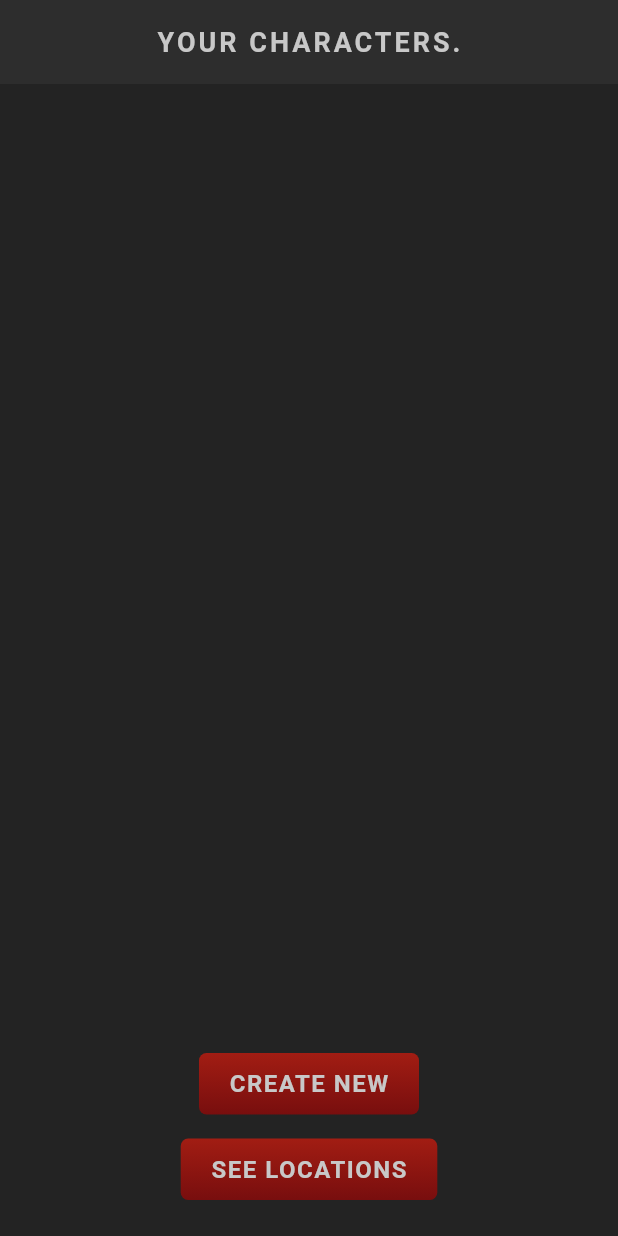
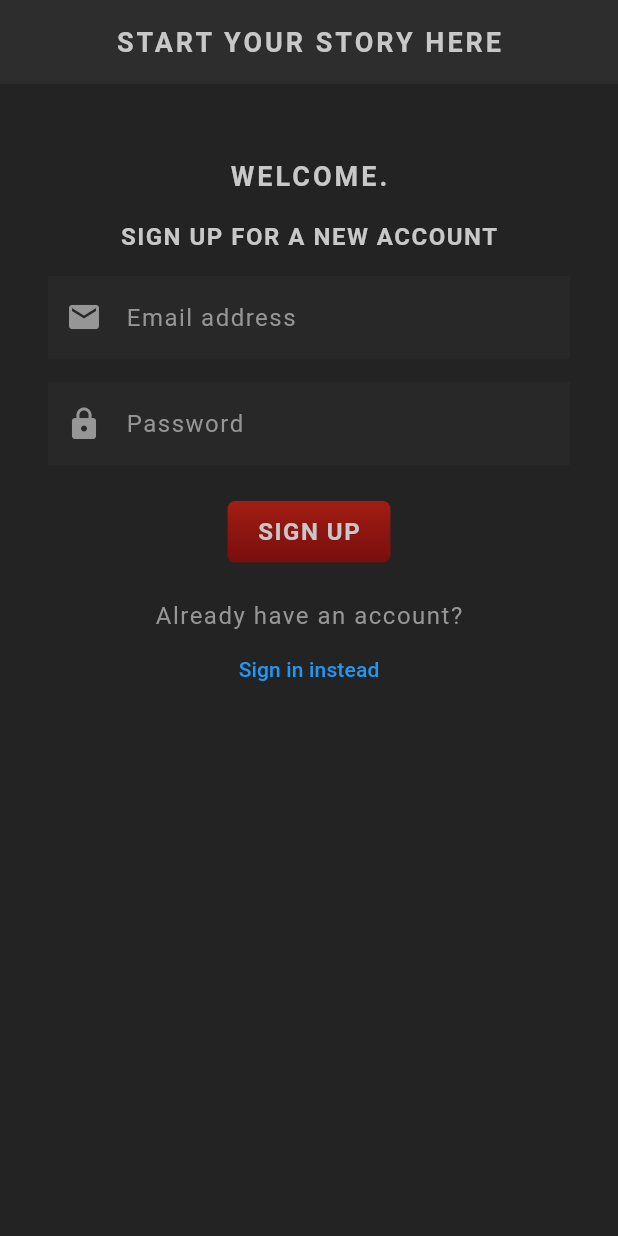
Before and after one commit to haianhng31/characters-managements, a Flutter app: the screen it shows after launch, on a phone screen of 412 x 824 dp. Run offline on Flutter 3.47's test engine with Material 3 defaults, Android fonts, the phone set to English and light mode, and no system bars; our stand-ins replace cloud_firestore, firebase_auth, firebase_core, flutter_dotenv, google_fonts, google_maps_flutter and 1 more; missing offline and left inert: clippy_flutter, custom_info_window, dart_openai, flutter_polyline_points; accounts and stored records are empty; Roboto replaces fonts that are missing (Kanit).

Commit message:
create login signup

```diff
--- a/lib/main.dart
+++ b/lib/main.dart
@@ -1,6 +1,7 @@
 import 'package:dart_openai/dart_openai.dart';
 import 'package:flutter/material.dart';
 import 'package:flutter_rpg/screens/home/home.dart';
+import 'package:flutter_rpg/screens/welcome/welcome.dart';
 import 'package:flutter_rpg/services/character_store.dart';
 import 'package:flutter_rpg/services/marker_store.dart';
 import 'package:flutter_rpg/shared/styled_button.dart';
@@ -37,7 +38,7 @@ void main() async {
     ],
     child: MaterialApp(
       theme: primaryTheme,
-      home: const Home()
+      home: const WelcomeScreen()
     ),
     ),
   );
--- /dev/null
+++ b/lib/models/app_user.dart
@@ -0,0 +1,11 @@
+class AppUser {
+  AppUser({
+    required this.uid,
+    required this.email,
+    // required this.username,
+  });
+
+  final String uid;
+  final String email;
+  // final String username;
+}
--- /dev/null
+++ b/lib/screens/welcome/sign_up.dart
@@ -0,0 +1,113 @@
+import 'package:flutter/material.dart';
+import 'package:flutter_rpg/services/auth_service.dart';
+import 'package:flutter_rpg/shared/styled_button.dart';
+import 'package:flutter_rpg/shared/styled_text.dart';
+import 'package:flutter_rpg/theme.dart';
+import 'package:google_fonts/google_fonts.dart';
+
+class SignUpForm extends StatefulWidget {
+  const SignUpForm({super.key});
+
+  @override
+  State<SignUpForm> createState() => _SignUpFormState();
+}
+
+class _SignUpFormState extends State<SignUpForm> {
+  final GlobalKey<FormState> _formKey = GlobalKey<FormState>();
+  // final TextEditingController _usernameController = TextEditingController();
+  final TextEditingController _emailController = TextEditingController();
+  final TextEditingController _passwordController = TextEditingController();
+
+
+  @override
+  Widget build(BuildContext context) {
+    return Padding(
+      padding: const EdgeInsets.all(16),
+      child: Form(
+        key: _formKey,
+        child: Column(
+          crossAxisAlignment: CrossAxisAlignment.stretch,
+          children: [
+            // intro text
+            const Center(child: StyledHeading("Sign up for a new account")),
+            const SizedBox(height: 16),
+
+            // username
+            // TextFormField(
+            //   controller: _usernameController,
+            //   keyboardType: TextInputType.text,
+            //   style: GoogleFonts.kanit( textStyle: Theme.of(context).textTheme.bodyMedium),
+            //   cursorColor: AppColors.textColor,
+            //   decoration: const InputDecoration(
+            //       prefixIcon: Icon(Icons.person_2),
+            //       label: StyledText('Username'),
+            //     ),
+            //   validator: (value) {
+            //     if (value == null || value.isEmpty) {
+            //       return "Please enter an username.";
+            //     }
+            //     return null;
+            //   },
+            // ),
+            // const SizedBox(height: 16),
+
+            // email address
+            TextFormField(
+              controller: _emailController,
+              keyboardType: TextInputType.emailAddress,
+              style: GoogleFonts.kanit( textStyle: Theme.of(context).textTheme.bodyMedium),
+              cursorColor: AppColors.textColor,
+              decoration: const InputDecoration(
+                  prefixIcon: Icon(Icons.email),
+                  label: StyledText('Email address'),
+                ),
+              validator: (value) {
+                if (value == null || value.isEmpty) {
+                  return "Please enter an email address.";
+                }
+                return null;
+              },
+            ),
+            const SizedBox(height: 16),
+
+            // password
+             TextFormField(
+              controller: _passwordController,
+              obscureText: true,
+              style: GoogleFonts.kanit( textStyle: Theme.of(context).textTheme.bodyMedium),
+              cursorColor: AppColors.textColor,
+              decoration: const InputDecoration(
+                  prefixIcon: Icon(Icons.lock),
+                  label: StyledText('Password'),
+                ),
+              validator: (value) {
+                if (value == null || value.isEmpty) {
+                  return "Please enter a password.";
+                }
+                if (value.length < 8) {
+                  return "Password must be at least 8 characters long.";
+                }
+                return null;
+              },
+            ),
+            const SizedBox(height: 16),
+
+            // error feedback
+            // submit button
+            StyledButton(
+              onPressed: () async {
+                if (_formKey.currentState!.validate()) {
+                  final email = _emailController.text.trim();
+                  final password = _passwordController.text.trim();
+                  // final username = _usernameController.text.trim();
+                  final user = await AuthService.signUp(email, password);
+                }
+              },
+              child: const StyledHeading("Sign up")
+            )
+          ],
+        )
+      )
+    );
+  }
+}
--- /dev/null
+++ b/lib/screens/welcome/welcome.dart
@@ -0,0 +1,71 @@
+import 'package:flutter_rpg/screens/welcome/sign_in.dart';
+import 'package:flutter_rpg/screens/welcome/sign_up.dart';
+import 'package:flutter_rpg/shared/styled_text.dart';
+import 'package:flutter/material.dart';
+
+class WelcomeScreen extends StatefulWidget {
+  const WelcomeScreen({super.key});
+
+  @override
+  State<WelcomeScreen> createState() => _WelcomeScreenState();
+}
+
+class _WelcomeScreenState extends State<WelcomeScreen> {
+  bool isSignUpForm = true;
+
+  @override
+  Widget build(BuildContext context) {
+    return Scaffold(
+      appBar: AppBar(
+        title: const StyledTitle("Start your story here"),
+        centerTitle: true,
+      ),
+      body: SingleChildScrollView(
+        child: Container(
+          padding: const EdgeInsets.symmetric(vertical: 48, horizontal: 16),
+          child: Column(
+            crossAxisAlignment: CrossAxisAlignment.center,
+            children: [
+              const StyledTitle('Welcome.'),
+
+              // sign up screen
+              if (isSignUpForm)
+                Column(
+                  children: [
+                    const SignUpForm(),
+                    const StyledText("Already have an account?"),
+                    TextButton(
+                      onPressed: () {
+                        setState(() {
+                          isSignUpForm = false;
+                        });
+                      },
+                      child: const Text("Sign in instead", style: TextStyle(color: Colors.blue))
+                    )
+                  ],
+                ),
+
+              if (!isSignUpForm)
+                Column(
+                  children: [
+                    const SignInForm(),
+                    const StyledText("Need an account?"),
+                    TextButton(
+                      onPressed: () {
+                        setState(() {
+                          isSignUpForm = true;
+                        });
+                      },
+                      child: const Text("Create an account", style: TextStyle(color: Colors.blue))
+                    )
+                  ],
+                ),
+
+              // sign in screen
+            ]
+          )
+        ),
+      ),
+    );
+  }
+}
--- /dev/null
+++ b/lib/services/auth_service.dart
@@ -0,0 +1,36 @@
+// import 'package:cloud_firestore/cloud_firestore.dart';
+import 'package:firebase_auth/firebase_auth.dart';
+import 'package:flutter_rpg/models/app_user.dart';
+
+class AuthService {
+  static final FirebaseAuth _firebaseAuth = FirebaseAuth.instance;
+
+  static Future<AppUser?> signUp(String email, String password) async {
+    try {
+      // check if email is already in use
+
+      // check if username is already in use
+      // final querySnapshot = await FirebaseFirestore.instance.collection('users').where('username', isEqualTo: username).get();
+      // if (querySnapshot.docs.isNotEmpty) {
+      //   throw "Username already in use";
+      // }
+
+      final UserCredential credential = await _firebaseAuth.createUserWithEmailAndPassword(
+        email: email,
+        password: password,
+      );
+
+      if (credential.user != null) {
+        return AppUser(
+            uid: credential.user!.uid,
+            email: credential.user!.email!,
+        );
+      }
+      return null;
+
+    } catch (e) {
+      print("Cannot create new account: $e");
+      return null;
+    }
+  }
+}
--- a/pubspec.yaml
+++ b/pubspec.yaml
@@ -50,6 +50,7 @@ dependencies:
   flutter_image: ^4.1.11
   image: ^4.1.7
   dart_openai: ^5.1.0
+  firebase_auth: ^4.19.6
 
 dev_dependencies:
   flutter_test:
```
Also changed, not shown: lib/screens/welcome/sign_in.dart (added, +87 -0 lines), lib/shared/styled_text.dart (+14 -0 lines), pubspec.lock, 3 other files.
